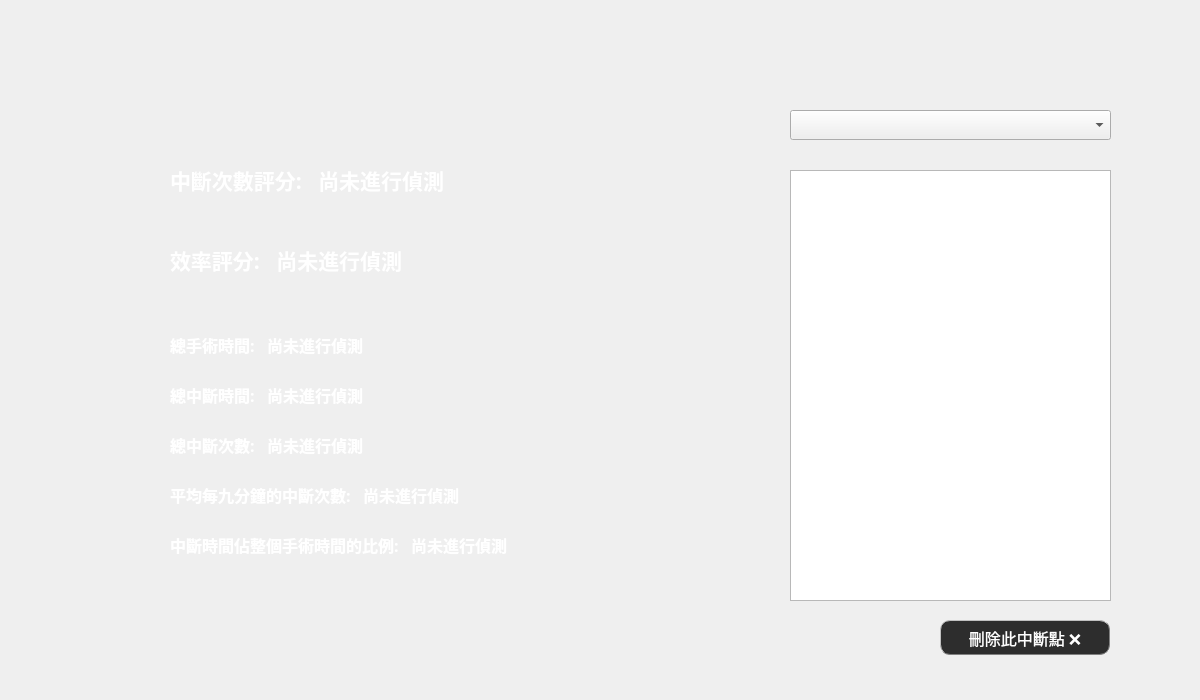
This is Result.ui in yipei0516/ProjectDesign as Qt 5 draws it before an edit. The edited form follows.
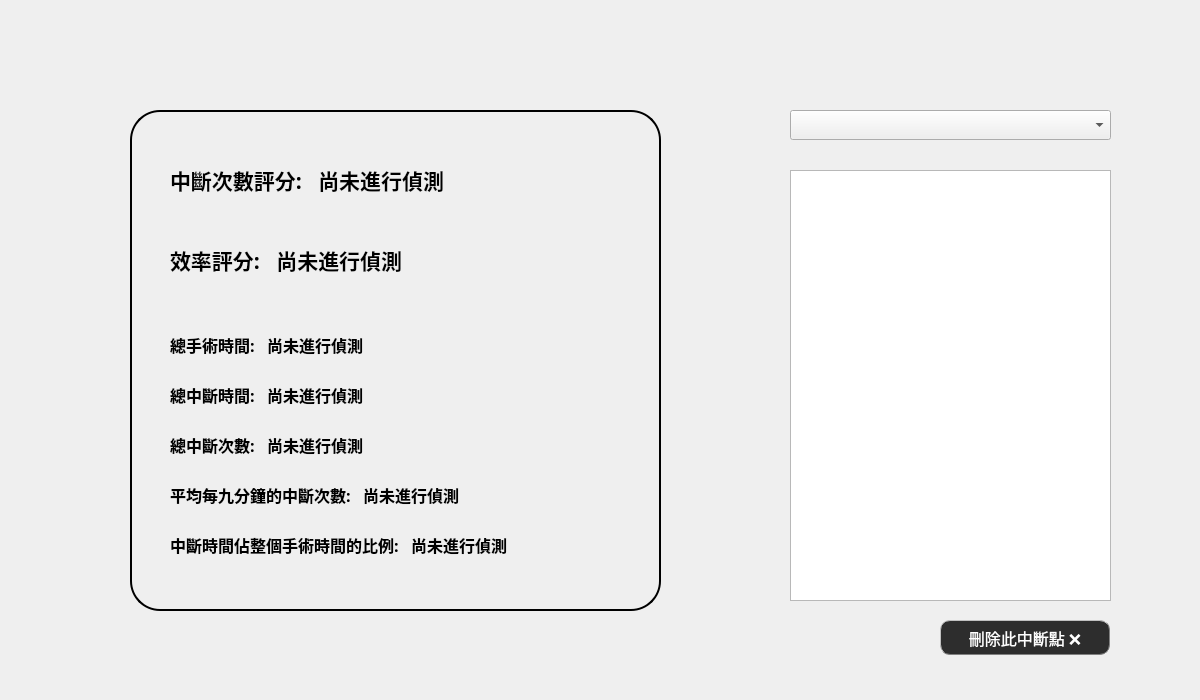
This is the edited form. Icons and pictures are not drawn.

Patch:
```diff
--- a/Result.ui
+++ b/Result.ui
@@ -51,7 +51,7 @@
      </font>
     </property>
     <property name="styleSheet">
-     <string notr="true">color: rgb(255, 255, 255);</string>
+     <string notr="true"/>
     </property>
     <property name="text">
      <string>總中斷次數:   尚未進行偵測</string>
@@ -159,7 +159,7 @@
      </font>
     </property>
     <property name="styleSheet">
-     <string notr="true">color: rgb(255, 255, 255);</string>
+     <string notr="true"/>
     </property>
     <property name="text">
      <string>中斷次數評分:   尚未進行偵測</string>
@@ -210,7 +210,7 @@
      </font>
     </property>
     <property name="styleSheet">
-     <string notr="true">color: rgb(255, 255, 255);</string>
+     <string notr="true"/>
     </property>
     <property name="text">
      <string>效率評分:   尚未進行偵測</string>
@@ -240,7 +240,7 @@
      </font>
     </property>
     <property name="styleSheet">
-     <string notr="true">color: rgb(255, 255, 255);</string>
+     <string notr="true"/>
     </property>
     <property name="text">
      <string>總手術時間:   尚未進行偵測</string>
@@ -270,7 +270,7 @@
      </font>
     </property>
     <property name="styleSheet">
-     <string notr="true">color: rgb(255, 255, 255);</string>
+     <string notr="true"/>
     </property>
     <property name="text">
      <string>總中斷時間:   尚未進行偵測</string>
@@ -330,7 +330,7 @@
      </font>
     </property>
     <property name="styleSheet">
-     <string notr="true">color: rgb(255, 255, 255);</string>
+     <string notr="true"/>
     </property>
     <property name="text">
      <string>中斷時間佔整個手術時間的比例:   尚未進行偵測</string>
@@ -360,7 +360,7 @@
      </font>
     </property>
     <property name="styleSheet">
-     <string notr="true">color: rgb(255, 255, 255);</string>
+     <string notr="true"/>
     </property>
     <property name="text">
      <string>平均每九分鐘的中斷次數:   尚未進行偵測</string>
@@ -415,12 +415,18 @@
    <widget class="QLabel" name="label_background">
     <property name="geometry">
      <rect>
-      <x>80</x>
+      <x>130</x>
       <y>110</y>
-      <width>651</width>
-      <height>511</height>
+      <width>531</width>
+      <height>501</height>
      </rect>
     </property>
+    <property name="styleSheet">
+     <string notr="true">border-color: rgb(84, 84, 84);
+border-radius: 30px;
+border: 2px groove black;
+border-style:outset;</string>
+    </property>
     <property name="text">
      <string/>
     </property>
```
Left out of the diff: 17 changed lines with no effect on the pictures.
